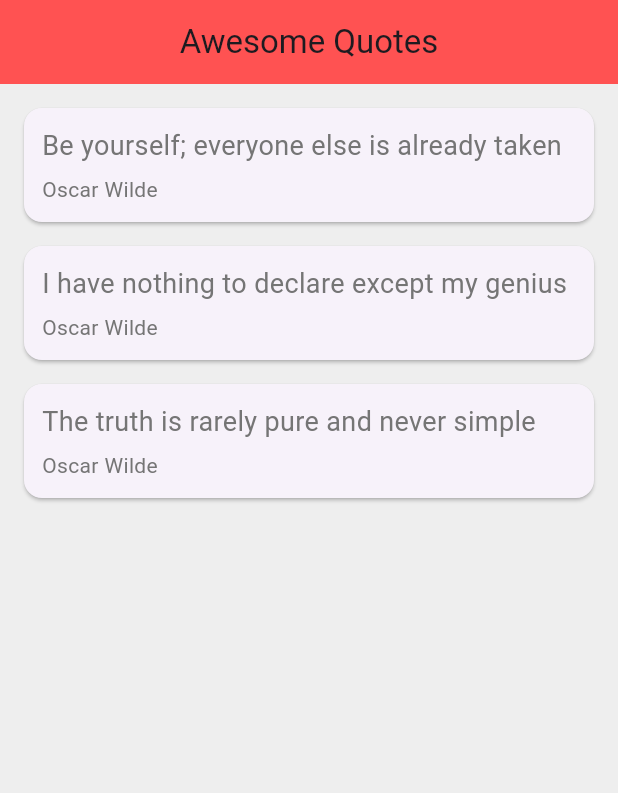
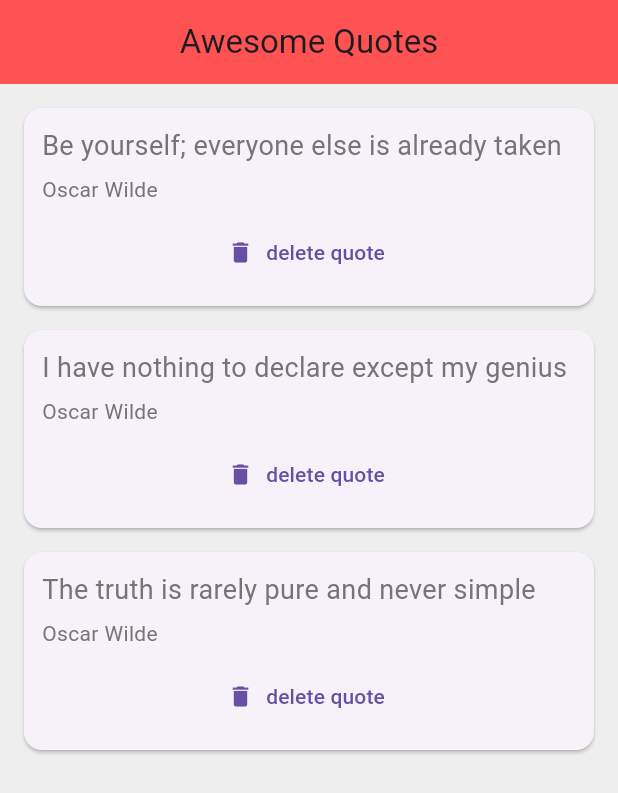
Before and after one commit to bpospanov/flutter-tutorial, a Flutter app: the screen it shows after launch, on a phone screen of 412 x 824 dp. Shown: the top 793 px of the screen. Run offline on Flutter 3.47's test engine with Material 3 defaults, Android fonts, the phone set to English and light mode, and no system bars.

Commit message:
#21 - Functions as Parameters

```diff
--- a/lib/main.dart
+++ b/lib/main.dart
@@ -32,7 +32,14 @@ class _QuoteListState extends State<QuoteList> {
         backgroundColor: Colors.redAccent,
       ),
       body: Column(
-        children: quotes.map((quote) => QuoteCard(quote)).toList(),
+        children: quotes.map((quote) => QuoteCard(
+          quote: quote,
+          delete: () {
+            setState(() {
+              quotes.remove(quote);
+            });
+          }
+        )).toList(),
       ),
     );
   }
--- a/lib/quote_card.dart
+++ b/lib/quote_card.dart
@@ -4,8 +4,8 @@ import 'quote.dart';
 class QuoteCard extends StatelessWidget {
 
   final Quote quote;
-
-  const QuoteCard(this.quote, {super.key});
+  final Function delete;
+  const QuoteCard({super.key, required this.quote, required this.delete});
 
 
   @override
@@ -32,6 +32,12 @@ class QuoteCard extends StatelessWidget {
                 color: Colors.grey[600],
               ),
             ),
+            const SizedBox(height: 8.0),
+            TextButton.icon(
+              onPressed: () => delete(),
+              label: const Text('delete quote'),
+              icon: const Icon(Icons.delete),
+            )
           ],
         ),
       ),
```
